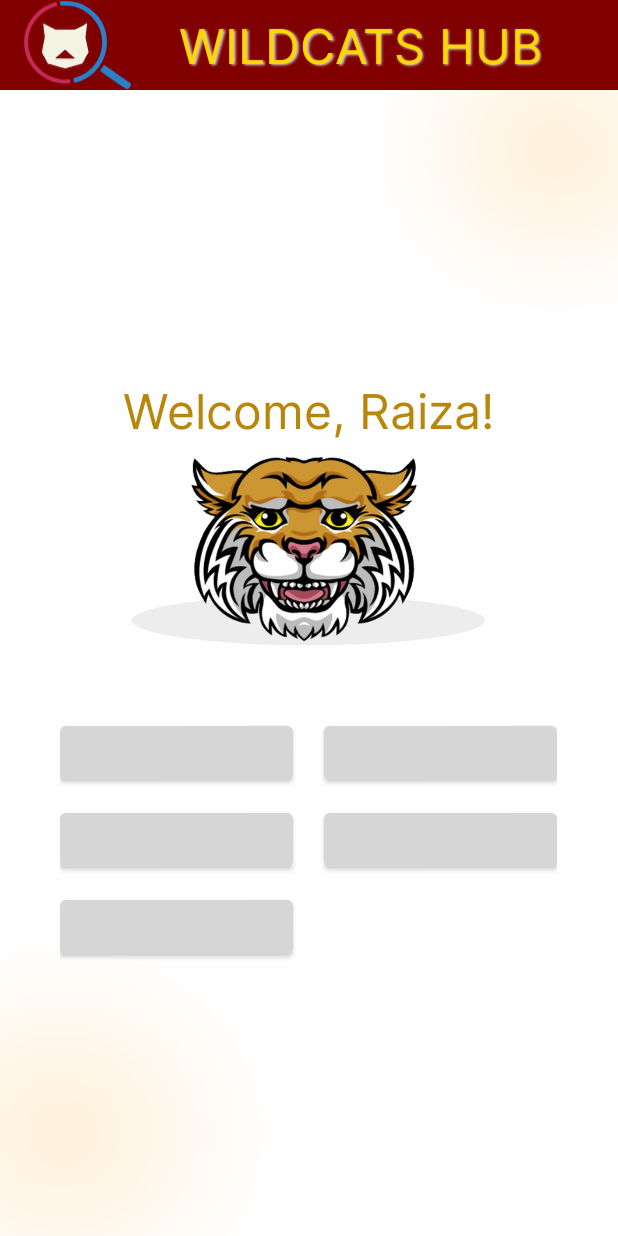
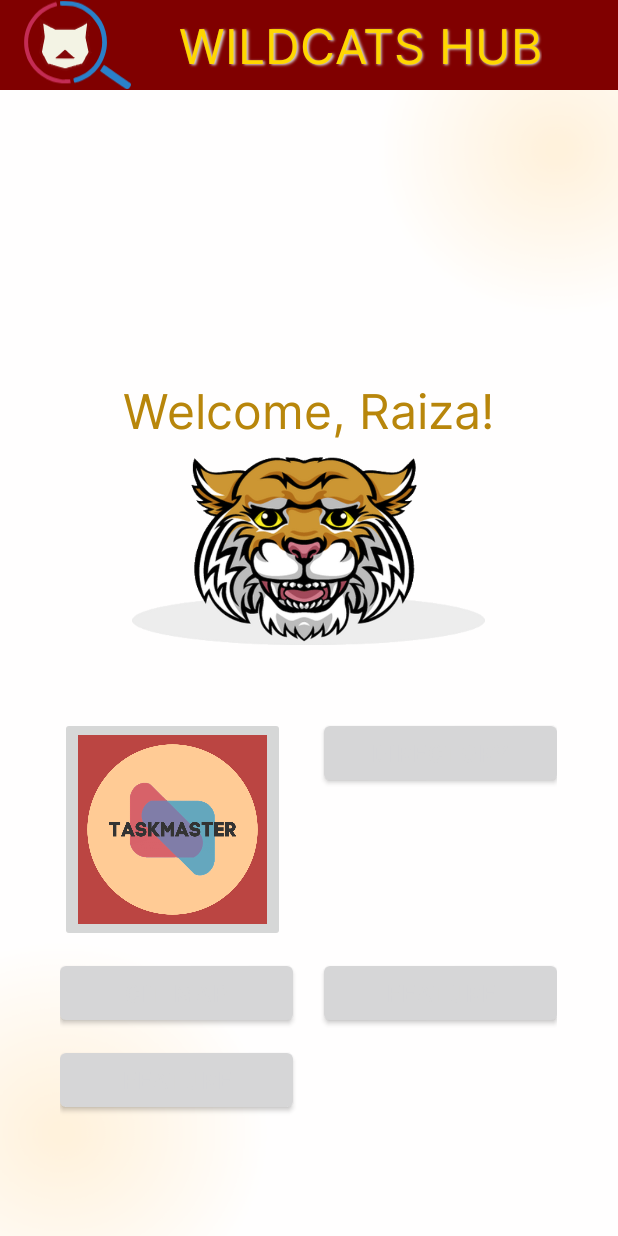
Before and after one commit to MarionEmmanuelBuhat/wildcats-hub, an Android app: the HomePage screen opened directly, with no data from a screen before it, on a phone screen of 412 x 824 dp. Run offline under Robolectric (Android 15) with nearby library versions, the phone set to English and light mode, and no system bars.

Commit message:
added image button taskmaster

```diff
--- a/app/src/main/java/com/example/wildcats_hub/HomePage.java
+++ b/app/src/main/java/com/example/wildcats_hub/HomePage.java
@@ -5,6 +5,7 @@ import androidx.appcompat.app.AppCompatActivity;
 import android.content.Intent;
 import android.os.Bundle;
 import android.widget.Button;
+import android.widget.ImageButton;
 
 public class HomePage extends AppCompatActivity {
 
@@ -13,7 +14,7 @@ public class HomePage extends AppCompatActivity {
         super.onCreate(savedInstanceState);
         setContentView(R.layout.activity_home_page);
 
-        Button taskmasterBtn = findViewById(R.id.taskmaster);
+        ImageButton taskmasterBtn = findViewById(R.id.taskmaster);
         Button directoriesBtn = findViewById(R.id.directory);
         Button mapBtn = findViewById(R.id.btnCITMap);
 
--- a/app/src/main/res/layout/activity_home_page.xml
+++ b/app/src/main/res/layout/activity_home_page.xml
@@ -95,12 +95,14 @@
             android:layout_gravity="center"
             android:layout_marginTop="40dp">
 
-            <Button
+            <ImageButton
                 android:id="@+id/taskmaster"
-                android:layout_width="155dp"
-                android:layout_height="wrap_content"
-                android:text="@string/taskmaster"
-                android:textSize="7pt"/>
+                android:layout_width="150dp"
+                android:layout_height="150dp"
+                android:src="@drawable/taskmastericon"
+                android:textSize="7pt"
+                android:scaleType="fitCenter"
+                android:contentDescription="@string/taskmaster"/>
 
             <Space
                 android:layout_width="wrap_content"
```
